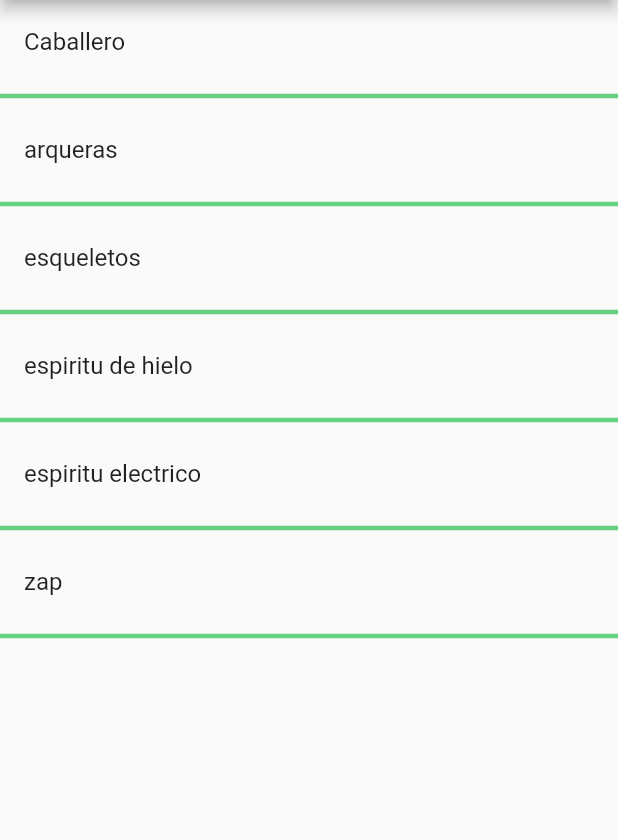
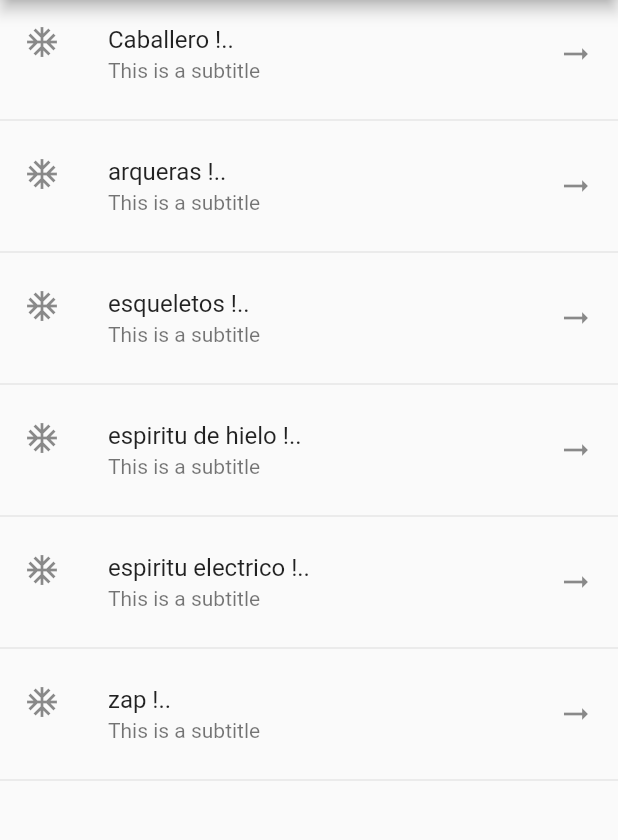
Before and after one commit to Noodle96/Flutter, a Flutter app: the screen it shows after launch, on a phone screen of 412 x 824 dp, the part 84-924 px from its top. Run offline on Flutter 3.47's test engine with Material 2 defaults, Android fonts, the phone set to English and light mode, and no system bars.

Commit message:
function member map of list and ListTile attributes

```diff
--- a/componentes/lib/src/pages/home_temp.dart
+++ b/componentes/lib/src/pages/home_temp.dart
@@ -1,3 +1,5 @@
+import 'package:flutter/services.dart';
+
 import 'package:flutter/material.dart';
 
 class HomePageTemp extends StatelessWidget {
@@ -18,10 +20,34 @@ class HomePageTemp extends StatelessWidget {
         title: const Text('Componentes Temp'),
       ),
       body: ListView(
-        children: _crearItems(),
+        //children: _crearItems(),
+        children: _crearItemsCorta(),
       ),
     );
   }
+
+  List<Widget> _crearItemsCorta() {
+    return cartasComunes.map((e) {
+      return Column(
+        children: [
+          ListTile(
+            title: Text(e + " !.."),
+            subtitle: const Text("This is a subtitle"),
+            leading: const Icon(Icons.ac_unit_sharp),
+            trailing: const Icon(Icons.arrow_right_alt_outlined),
+            onTap: () {},
+            enabled: true,
+          ),
+          const Divider(
+              // color: Colors.black12,
+              // thickness: 1,
+              )
+        ],
+      );
+    }).toList();
+  }
+
+// StandardMessageCodec
 
   List<Widget> _crearItems() {
     List<Widget> listaWidgets = <Widget>[];
@@ -32,9 +58,7 @@ class HomePageTemp extends StatelessWidget {
       listaWidgets
         ..add(widgetTemp)
         ..add(const Divider(
-          color: Color.fromRGBO(100, 210, 130, 1),
-          thickness: 3,
-        ));
+            color: Color.fromRGBO(100, 210, 130, 1), thickness: 3));
     }
     return listaWidgets;
   }
```
